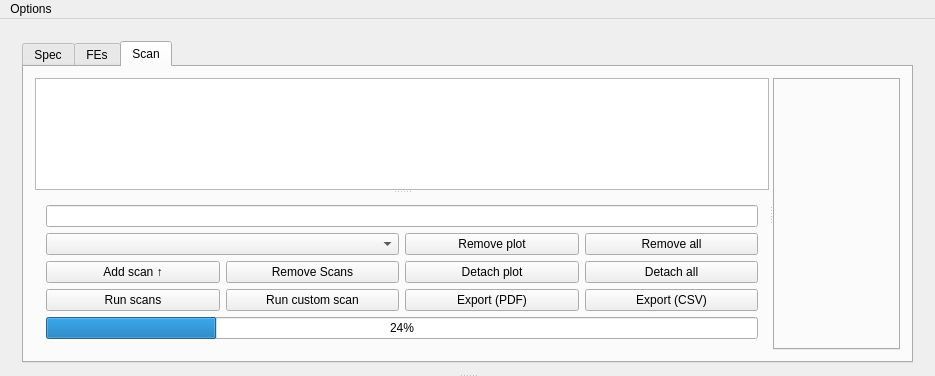
Old version of the form gui/YarrGui/yarrgui.ui in the repository hrsmnr/Yarr; both pictures show x 0 to 935 and y 0 to 376 of the 935 by 609 pixel window.
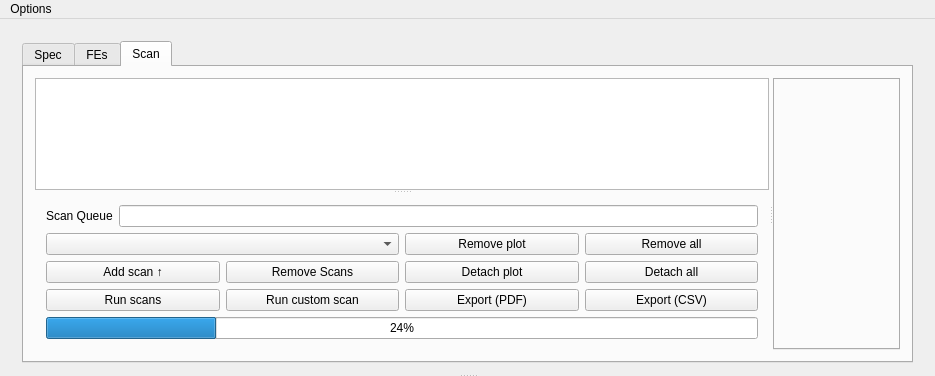
New version of the form.

Patch:
```diff
--- a/gui/YarrGui/yarrgui.ui
+++ b/gui/YarrGui/yarrgui.ui
@@ -422,10 +422,21 @@
                  </property>
                 </column>
                </widget>
-               <widget class="QWidget" name="layoutWidget">
+               <widget class="QWidget" name="">
                 <layout class="QGridLayout" name="gridLayout_2">
                  <item row="0" column="0" colspan="4">
-                  <widget class="QLineEdit" name="scanVec_lineEdit"/>
+                  <layout class="QHBoxLayout" name="horizontalLayout_11">
+                   <item>
+                    <widget class="QLabel" name="label">
+                     <property name="text">
+                      <string>Scan Queue</string>
+                     </property>
+                    </widget>
+                   </item>
+                   <item>
+                    <widget class="QLineEdit" name="scanVec_lineEdit"/>
+                   </item>
+                  </layout>
                  </item>
                  <item row="1" column="0" colspan="2">
                   <widget class="QComboBox" name="addScanBox"/>
```
Left out of the diff: 2 changed lines with no effect on the pictures.
